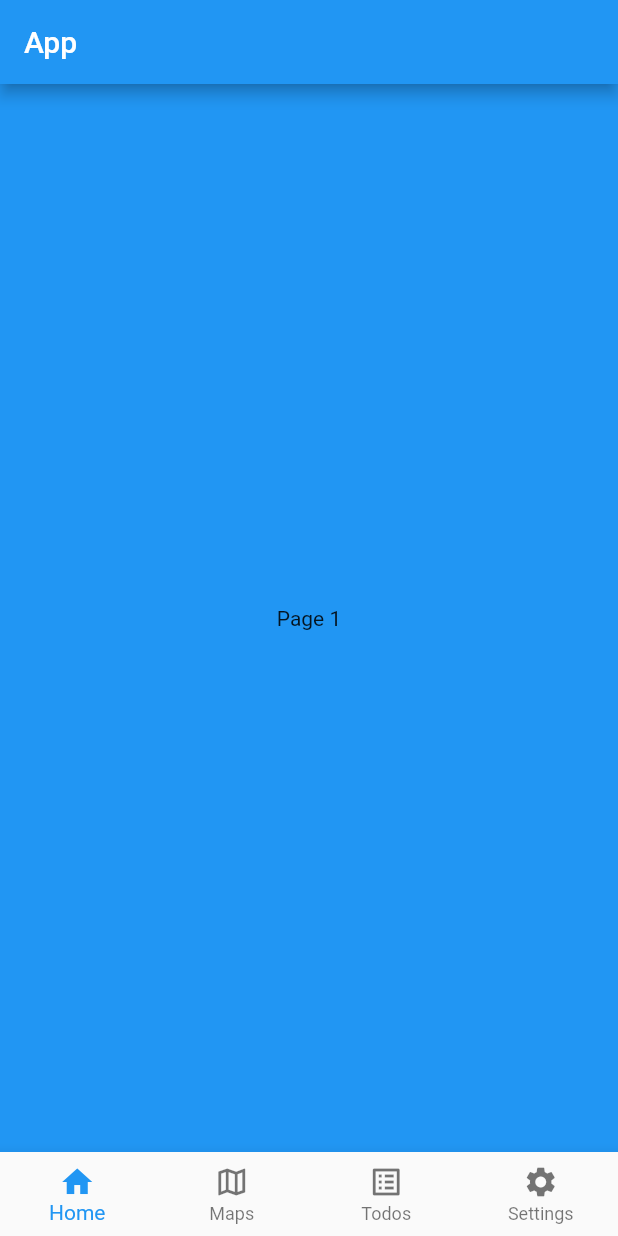
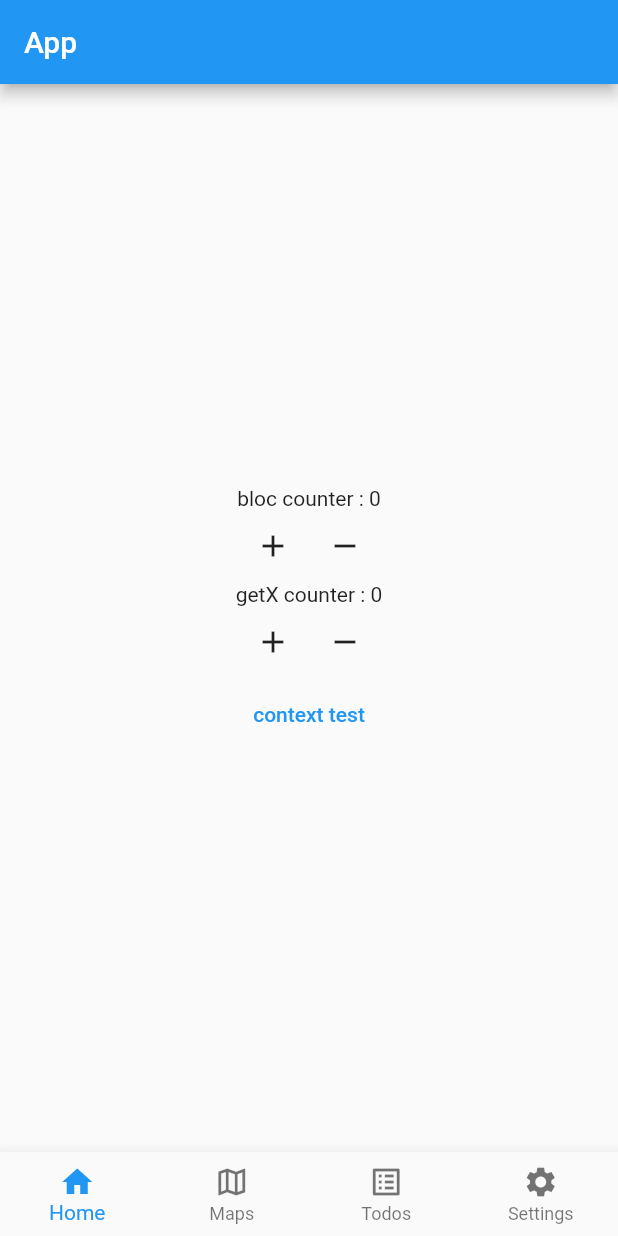
Before and after one commit to seolhs04/aws_amplify_flutter, a Flutter app: the MainRoute screen opened directly, on a phone screen of 412 x 824 dp. Run offline on Flutter 3.47's test engine with Material 2 defaults, Android fonts, the phone set to English and light mode, and no system bars; our stand-ins replace flutter_bloc, get; missing offline and left inert: amplify_auth_cognito, amplify_core, amplify_datastore, amplify_flutter.

Commit message:
compare bloc & getX

```diff
--- a/lib/screens/home/main.dart
+++ b/lib/screens/home/main.dart
@@ -1,14 +1,61 @@
+import 'package:aws_amplify_flutter/stores/counter_cubit.dart';
+import 'package:aws_amplify_flutter/stores/counter_store.dart';
 import 'package:flutter/material.dart';
+import 'package:flutter_bloc/flutter_bloc.dart';
+import 'package:get/get.dart';
 
 class HomeScreen extends StatelessWidget {
   const HomeScreen({Key? key}) : super(key: key);
 
   @override
   Widget build(BuildContext context) {
-    return const Scaffold(
-      backgroundColor: Colors.blue,
-      body: Center(
-        child: Text('Page 1'),
+    final CounterStore c1 = Get.put(CounterStore());
+    final CounterStore c2 = Get.put(CounterStore());
+    return Scaffold(
+      body: BlocBuilder<CounterCubit, int>(
+        builder: (ctx, count) => Center(
+          child: Column(
+            mainAxisAlignment: MainAxisAlignment.center,
+            children: [
+              Text('bloc counter : $count'),
+              Row(
+                mainAxisAlignment: MainAxisAlignment.center,
+                children: [
+                  IconButton(
+                    onPressed: () {
+                      ctx.read<CounterCubit>().increment();
+                    },
+                    icon: const Icon(Icons.add),
+                  ),
+                  IconButton(
+                      onPressed: () {
+                        ctx.read<CounterCubit>().decrement();
+                      },
+                      icon: const Icon(Icons.remove)),
+                ],
+              ),
+              Obx(() => Text('getX counter : ${c1.count}')),
+              Row(
+                mainAxisAlignment: MainAxisAlignment.center,
+                children: [
+                  IconButton(
+                    onPressed: c1.increment,
+                    icon: const Icon(Icons.add),
+                  ),
+                  IconButton(
+                    onPressed: c1.decrement,
+                    icon: const Icon(Icons.remove),
+                  ),
+                ],
+              ),
+              TextButton(
+                  onPressed: () {
+                    print(Scaffold.of(context));
+                  },
+                  child: const Text('context test')),
+            ],
+          ),
+        ),
       ),
     );
   }
--- a/lib/screens/login/main.dart
+++ b/lib/screens/login/main.dart
@@ -26,6 +26,7 @@ class _LoginScreenState extends State<LoginScreen> {
   Future<void> _pressLoginButton() async {
     if (!_formKey.currentState!.validate()) return;
     try {
+      await Amplify.Auth.signOut();
       final result = await Amplify.Auth.signIn(
         username: emailController.text,
         password: passwordController.text,
--- a/lib/screens/main_route.dart
+++ b/lib/screens/main_route.dart
@@ -1,6 +1,8 @@
 import 'package:aws_amplify_flutter/models/route_model.dart';
+import 'package:aws_amplify_flutter/stores/counter_cubit.dart';
 import 'package:aws_amplify_flutter/widgets/common/animated_indexed_stack.dart';
 import 'package:flutter/material.dart';
+import 'package:flutter_bloc/flutter_bloc.dart';
 
 import 'home/main.dart';
 import 'maps/main.dart';
@@ -62,7 +64,9 @@ class _MainRouteState extends State<MainRoute> {
 
   @override
   Widget build(BuildContext context) {
-    return Scaffold(
+    return BlocProvider(
+      create: (_) => CounterCubit(),
+      child: Scaffold(
         appBar: AppBar(
           title: const Text('App'),
         ),
@@ -79,6 +83,7 @@ class _MainRouteState extends State<MainRoute> {
             return BottomNavigationBarItem(icon: route.icon, label: route.name);
           }).toList(),
         ),
+      ),
     );
   }
 }
--- /dev/null
+++ b/lib/stores/counter_cubit.dart
@@ -0,0 +1,13 @@
+import 'package:flutter_bloc/flutter_bloc.dart';
+
+class CounterCubit extends Cubit<int> {
+  CounterCubit() : super(0);
+
+  void increment() {
+    emit(state + 1);
+  }
+
+  void decrement() {
+    emit(state - 1);
+  }
+}
--- /dev/null
+++ b/lib/stores/counter_store.dart
@@ -0,0 +1,13 @@
+import 'package:get/get.dart';
+
+class CounterStore extends GetxController {
+  var count = 0.obs;
+
+  increment() {
+    count++;
+  }
+
+  decrement() {
+    count--;
+  }
+}
--- a/pubspec.yaml
+++ b/pubspec.yaml
@@ -37,6 +37,8 @@ dependencies:
   amplify_flutter: ^0.6.13
   amplify_datastore: ^0.6.13
   amplify_auth_cognito: ^0.6.13
+  flutter_bloc: ^8.1.2
+  get: ^4.6.5
 
 dev_dependencies:
   flutter_test:
```
Also changed, not shown: pubspec.lock. Lines whose indentation alone changed are shown as unchanged.
